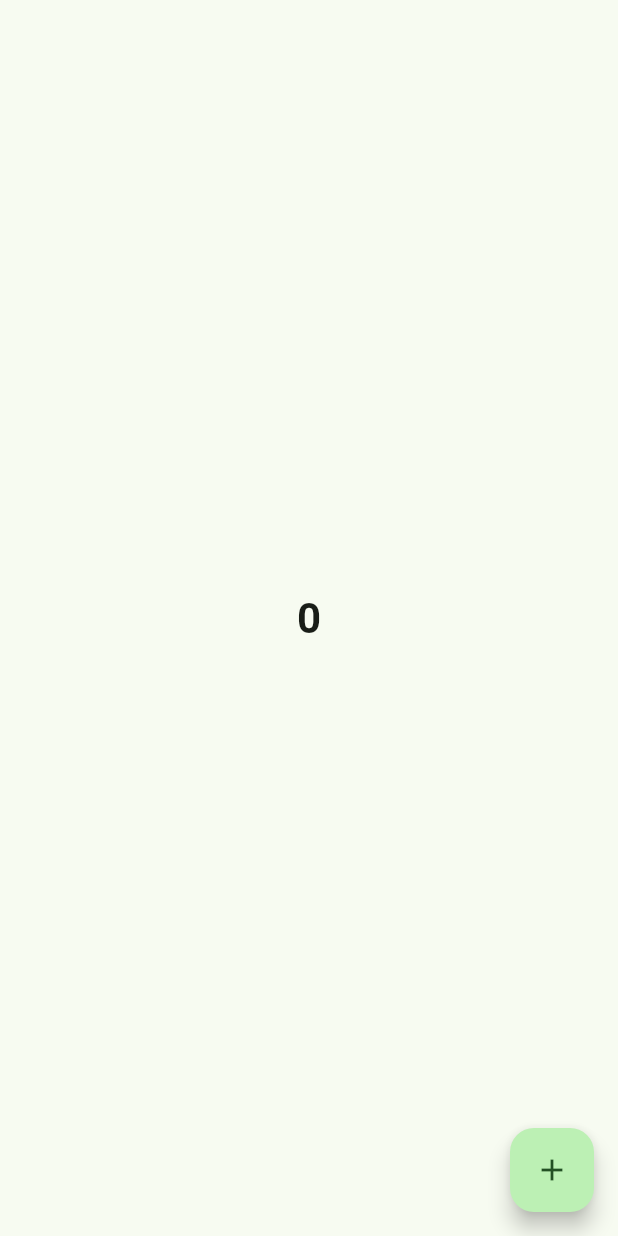
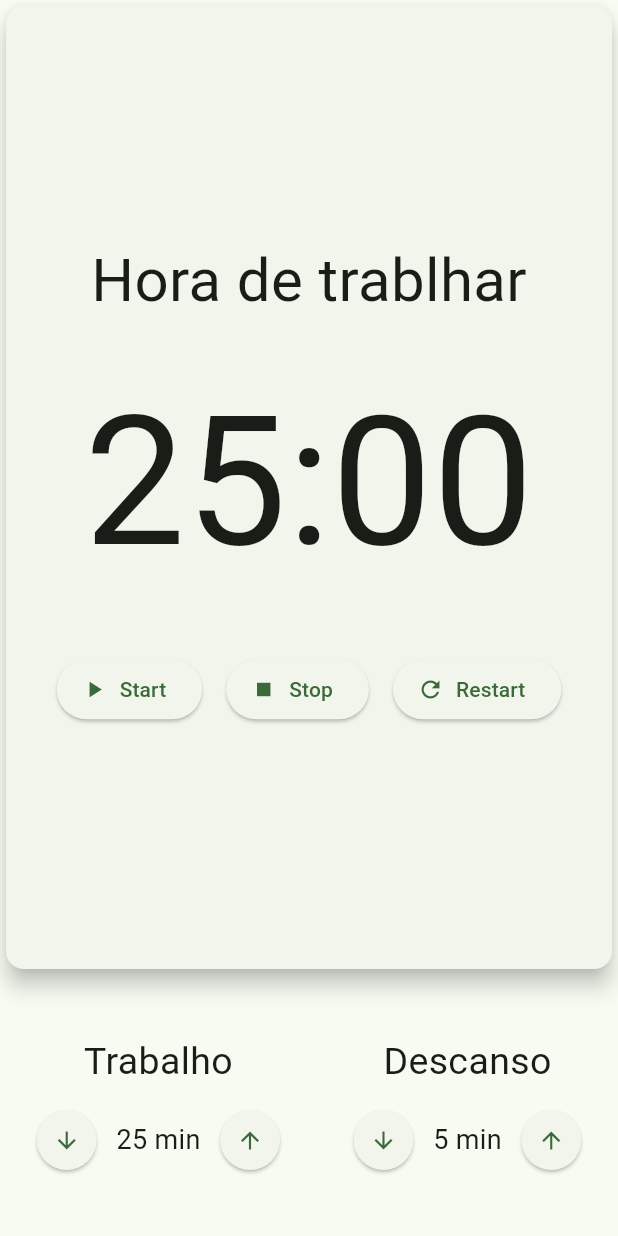
Before and after one commit to HelioPC/flutter_course, a Flutter app: the screen it shows after launch, on a phone screen of 412 x 824 dp. Run offline on Flutter 3.47's test engine with Material 3 defaults, Android fonts, the phone set to English and light mode, and no system bars; our stand-ins replace cloud_firestore, firebase_auth, firebase_core, firebase_messaging, firebase_storage, flutter_slidable and 7 more; missing offline and left inert: flutter_config, validatorless; accounts and stored records are empty; generated files the repository leaves out were written again.

Commit message:
Pomodoro: design the ui

```diff
--- a/projects/pomodoro/lib/main.dart
+++ b/projects/pomodoro/lib/main.dart
@@ -1,12 +1,9 @@
 import 'package:flutter/material.dart';
-import 'package:flutter_mobx/flutter_mobx.dart';
-import 'package:pomodoro/store/counter.store.dart';
+import 'package:pomodoro/pages/pomodoro.dart';
 
 void main() {
   runApp(const MainApp());
 }
-
-final store = CounterStore();
 
 class MainApp extends StatelessWidget {
   const MainApp({super.key});
@@ -16,23 +13,7 @@ class MainApp extends StatelessWidget {
     return MaterialApp(
       debugShowCheckedModeBanner: false,
       theme: ThemeData(colorSchemeSeed: Colors.green),
-      home: Scaffold(
-        body: Center(
-          child: Observer(
-            builder: (_) => Text(
-              '${store.counter}',
-              style: const TextStyle(
-                fontSize: 28,
-                fontWeight: FontWeight.bold,
-              ),
-            ),
-          ),
-        ),
-        floatingActionButton: FloatingActionButton(
-          onPressed: store.add,
-          child: const Icon(Icons.add),
-        ),
-      ),
+      home: const Pomodoro(),
     );
   }
 }
--- /dev/null
+++ b/projects/pomodoro/lib/pages/pomodoro.dart
@@ -0,0 +1,29 @@
+import 'package:flutter/material.dart';
+import 'package:pomodoro/widgets/cronometer.dart';
+import 'package:pomodoro/widgets/time_field.dart';
+
+class Pomodoro extends StatelessWidget {
+  const Pomodoro({super.key});
+
+  @override
+  Widget build(BuildContext context) {
+    return const Scaffold(
+      body: Column(
+        crossAxisAlignment: CrossAxisAlignment.stretch,
+        children: [
+          Expanded(child: Cronometer()),
+          Padding(
+            padding: EdgeInsets.symmetric(vertical: 40),
+            child: Row(
+              mainAxisAlignment: MainAxisAlignment.spaceAround,
+              children: [
+                TimeField(value: 25, title: 'Trabalho'),
+                TimeField(value: 5, title: 'Descanso'),
+              ],
+            ),
+          )
+        ],
+      ),
+    );
+  }
+}
--- /dev/null
+++ b/projects/pomodoro/lib/widgets/cronometer.dart
@@ -0,0 +1,45 @@
+import 'package:flutter/material.dart';
+import 'package:pomodoro/widgets/cronometer_button.dart';
+
+class Cronometer extends StatelessWidget {
+  const Cronometer({super.key});
+
+  @override
+  Widget build(BuildContext context) {
+    return const Card(
+      elevation: 6,
+      child: Column(
+        mainAxisAlignment: MainAxisAlignment.center,
+        children: [
+          Text(
+            'Hora de trablhar',
+            style: TextStyle(fontSize: 40),
+          ),
+          SizedBox(height: 20),
+          Text(
+            '25:00',
+            style: TextStyle(fontSize: 120),
+          ),
+          SizedBox(height: 20),
+          Row(
+            mainAxisAlignment: MainAxisAlignment.center,
+            children: [
+              Padding(
+                padding: EdgeInsets.all(8.0),
+                child: CronometerButton(icon: Icons.play_arrow, label: 'Start'),
+              ),
+              Padding(
+                padding: EdgeInsets.all(8.0),
+                child: CronometerButton(icon: Icons.stop, label: 'Stop'),
+              ),
+              Padding(
+                padding: EdgeInsets.all(8.0),
+                child: CronometerButton(icon: Icons.refresh, label: 'Restart'),
+              ),
+            ],
+          ),
+        ],
+      ),
+    );
+  }
+}
--- /dev/null
+++ b/projects/pomodoro/lib/widgets/cronometer_button.dart
@@ -0,0 +1,17 @@
+import 'package:flutter/material.dart';
+
+class CronometerButton extends StatelessWidget {
+  final IconData icon;
+  final String label;
+
+  const CronometerButton({super.key, required this.icon, required this.label});
+
+  @override
+  Widget build(BuildContext context) {
+    return ElevatedButton.icon(
+      onPressed: () {},
+      icon: Icon(icon),
+      label: Text(label),
+    );
+  }
+}
--- /dev/null
+++ b/projects/pomodoro/lib/widgets/time_field.dart
@@ -0,0 +1,40 @@
+import 'package:flutter/material.dart';
+
+class TimeField extends StatelessWidget {
+  final int value;
+  final String title;
+
+  const TimeField({super.key, required this.value, required this.title});
+
+  @override
+  Widget build(BuildContext context) {
+    return Column(
+      children: [
+        Text(
+          title,
+          style: const TextStyle(fontSize: 25),
+        ),
+        const SizedBox(height: 10),
+        Row(
+          mainAxisAlignment: MainAxisAlignment.center,
+          children: [
+            ElevatedButton(
+              style: ElevatedButton.styleFrom(shape: const CircleBorder()),
+              onPressed: () {},
+              child: const Icon(Icons.arrow_downward),
+            ),
+            Text(
+              '$value min',
+              style: const TextStyle(fontSize: 18),
+            ),
+            ElevatedButton(
+              style: ElevatedButton.styleFrom(shape: const CircleBorder()),
+              onPressed: () {},
+              child: const Icon(Icons.arrow_upward),
+            ),
+          ],
+        ),
+      ],
+    );
+  }
+}
```
